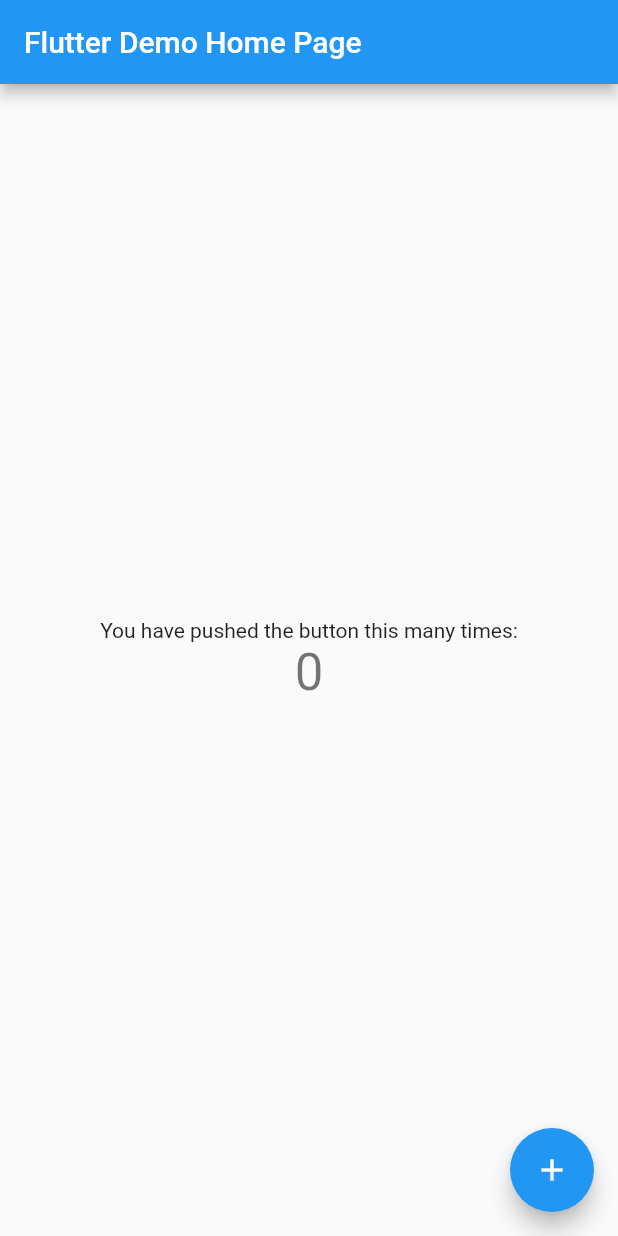
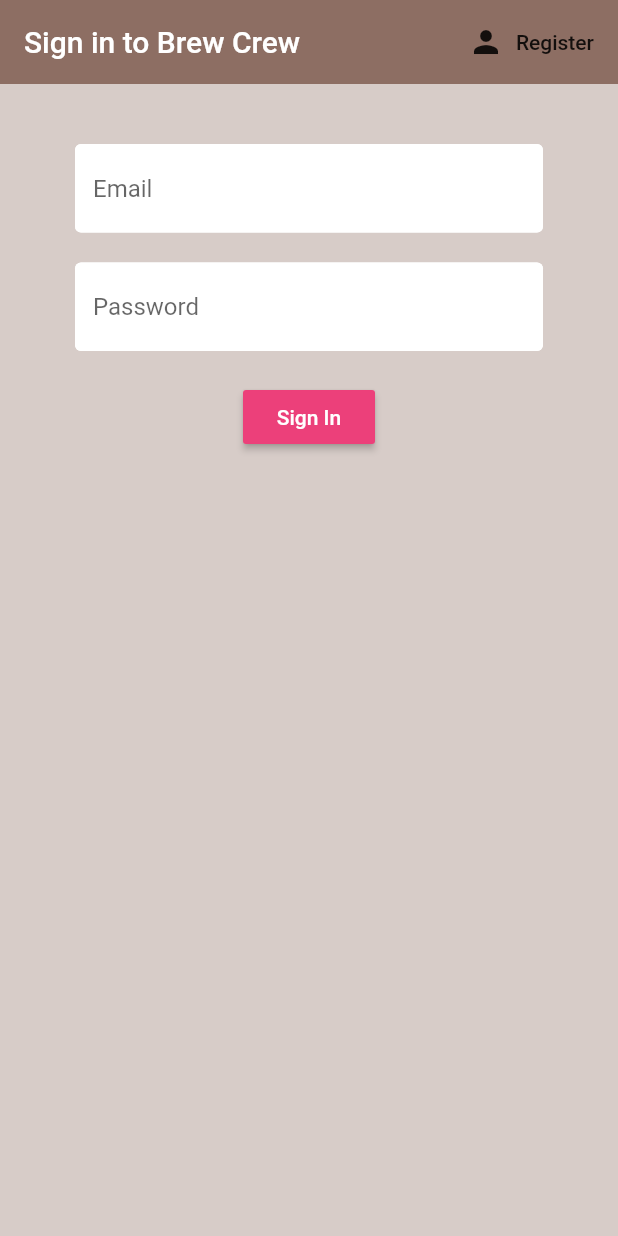
Before and after one commit to Jennelle186/CC105ACTIVITYTHE_NET_NINJA_TUTORIALS, a Flutter app: the screen it shows after launch, on a phone screen of 412 x 824 dp. Run offline on Flutter 3.47's test engine with Material 2 defaults, Android fonts, the phone set to English and light mode, and no system bars; our stand-ins replace cloud_firestore, firebase_auth, flutter_spinkit; accounts and stored records are empty.

Commit message:
the net ninja tutorials

```diff
--- /dev/null
+++ b/lib/home/brew_tile.dart
@@ -0,0 +1,25 @@
+import 'package:flutter/material.dart';
+import 'package:brew_crew/models/brew.dart';
+
+class BrewTile extends StatelessWidget {
+  final Brew brew;
+  BrewTile({this.brew});
+  @override
+  Widget build(BuildContext context) {
+    return Padding(
+      padding: EdgeInsets.only(top: 8.0),
+      child: Card(
+        margin: EdgeInsets.fromLTRB(20.0, 6.0, 20.0, 0.0),
+        child: ListTile(
+          leading: CircleAvatar(
+            radius: 25.0,
+            backgroundColor: Colors.brown[brew.strength],
+            backgroundImage: AssetImage('assets/coffee_icon.png'),
+          ),
+          title: Text(brew.name),
+          subtitle: Text('Takes ${brew.sugars} sugar(s)'),
+        ),
+      ),
+    );
+  }
+}
--- a/lib/main.dart
+++ b/lib/main.dart
@@ -1,4 +1,8 @@
+import 'package:brew_crew/screens/wrapper.dart';
+import 'package:brew_crew/services/auth.dart';
 import 'package:flutter/material.dart';
+import 'package:provider/provider.dart';
+import 'package:brew_crew/models/user.dart';
 
 void main() {
   runApp(MyApp());
@@ -8,110 +12,11 @@ class MyApp extends StatelessWidget {
   // This widget is the root of your application.
   @override
   Widget build(BuildContext context) {
-    return MaterialApp(
-      title: 'Flutter Demo',
-      theme: ThemeData(
-        // This is the theme of your application.
-        //
-        // Try running your application with "flutter run". You'll see the
-        // application has a blue toolbar. Then, without quitting the app, try
-        // changing the primarySwatch below to Colors.green and then invoke
-        // "hot reload" (press "r" in the console where you ran "flutter run",
-        // or simply save your changes to "hot reload" in a Flutter IDE).
-        // Notice that the counter didn't reset back to zero; the application
-        // is not restarted.
-        primarySwatch: Colors.blue,
-        // This makes the visual density adapt to the platform that you run
-        // the app on. For desktop platforms, the controls will be smaller and
-        // closer together (more dense) than on mobile platforms.
-        visualDensity: VisualDensity.adaptivePlatformDensity,
+    return StreamProvider<User>.value(
+      value: AuthService().user,
+      child: MaterialApp(
+        home: Wrapper(),
       ),
-      home: MyHomePage(title: 'Flutter Demo Home Page'),
     );
   }
 }
-
-class MyHomePage extends StatefulWidget {
-  MyHomePage({Key key, this.title}) : super(key: key);
-
-  // This widget is the home page of your application. It is stateful, meaning
-  // that it has a State object (defined below) that contains fields that affect
-  // how it looks.
-
-  // This class is the configuration for the state. It holds the values (in this
-  // case the title) provided by the parent (in this case the App widget) and
-  // used by the build method of the State. Fields in a Widget subclass are
-  // always marked "final".
-
-  final String title;
-
-  @override
-  _MyHomePageState createState() => _MyHomePageState();
-}
-
-class _MyHomePageState extends State<MyHomePage> {
-  int _counter = 0;
-
-  void _incrementCounter() {
-    setState(() {
-      // This call to setState tells the Flutter framework that something has
-      // changed in this State, which causes it to rerun the build method below
-      // so that the display can reflect the updated values. If we changed
-      // _counter without calling setState(), then the build method would not be
-      // called again, and so nothing would appear to happen.
-      _counter++;
-    });
-  }
-
-  @override
-  Widget build(BuildContext context) {
-    // This method is rerun every time setState is called, for instance as done
-    // by the _incrementCounter method above.
-    //
-    // The Flutter framework has been optimized to make rerunning build methods
-    // fast, so that you can just rebuild anything that needs updating rather
-    // than having to individually change instances of widgets.
-    return Scaffold(
-      appBar: AppBar(
-        // Here we take the value from the MyHomePage object that was created by
-        // the App.build method, and use it to set our appbar title.
-        title: Text(widget.title),
-      ),
-      body: Center(
-        // Center is a layout widget. It takes a single child and positions it
-        // in the middle of the parent.
-        child: Column(
-          // Column is also a layout widget. It takes a list of children and
-          // arranges them vertically. By default, it sizes itself to fit its
-          // children horizontally, and tries to be as tall as its parent.
-          //
-          // Invoke "debug painting" (press "p" in the console, choose the
-          // "Toggle Debug Paint" action from the Flutter Inspector in Android
-          // Studio, or the "Toggle Debug Paint" command in Visual Studio Code)
-          // to see the wireframe for each widget.
-          //
-          // Column has various properties to control how it sizes itself and
-          // how it positions its children. Here we use mainAxisAlignment to
-          // center the children vertically; the main axis here is the vertical
-          // axis because Columns are vertical (the cross axis would be
-          // horizontal).
-          mainAxisAlignment: MainAxisAlignment.center,
-          children: <Widget>[
-            Text(
-              'You have pushed the button this many times:',
-            ),
-            Text(
-              '$_counter',
-              style: Theme.of(context).textTheme.headline4,
-            ),
-          ],
-        ),
-      ),
-      floatingActionButton: FloatingActionButton(
-        onPressed: _incrementCounter,
-        tooltip: 'Increment',
-        child: Icon(Icons.add),
-      ), // This trailing comma makes auto-formatting nicer for build methods.
-    );
-  }
-}
--- /dev/null
+++ b/lib/models/brew.dart
@@ -0,0 +1,7 @@
+class Brew {
+  final String name;
+  final String sugars;
+  final int strength;
+
+  Brew({this.name, this.sugars, this.strength});
+}
--- /dev/null
+++ b/lib/models/user.dart
@@ -0,0 +1,14 @@
+class User {
+  final String uid;
+
+  User({this.uid});
+}
+
+class UserData {
+  final String uid;
+  final String name;
+  final String sugars;
+  final int strength;
+
+  UserData({this.uid, this.sugars, this.strength, this.name});
+}
--- /dev/null
+++ b/lib/screens/authenticate.dart
@@ -0,0 +1,25 @@
+import 'package:brew_crew/screens/register.dart';
+import 'package:brew_crew/screens/sign_in.dart';
+import 'package:flutter/material.dart';
+
+class Authenticate extends StatefulWidget {
+  @override
+  _AuthenticateState createState() => _AuthenticateState();
+}
+
+class _AuthenticateState extends State<Authenticate> {
+  bool showSignIn = true;
+  void toggleView() {
+    //print(showSignIn.toString());
+    setState(() => showSignIn = !showSignIn);
+  }
+
+  @override
+  Widget build(BuildContext context) {
+    if (showSignIn) {
+      return SignIn(toggleView: toggleView);
+    } else {
+      return Register(toggleView: toggleView);
+    }
+  }
+}
--- /dev/null
+++ b/lib/screens/sign_in.dart
@@ -0,0 +1,102 @@
+import 'package:brew_crew/services/auth.dart';
+import 'package:brew_crew/shared/loading.dart';
+import 'package:flutter/material.dart';
+import 'package:brew_crew/shared/constants.dart';
+
+class SignIn extends StatefulWidget {
+  final Function toggleView;
+  SignIn({this.toggleView});
+
+  @override
+  _SignInState createState() => _SignInState();
+}
+
+class _SignInState extends State<SignIn> {
+  final AuthService _auth = AuthService();
+  final _formKey = GlobalKey<FormState>();
+  bool loading = false;
+
+  String error = '';
+
+  // text field state
+  String email = '';
+  String password = '';
+
+  @override
+  Widget build(BuildContext context) {
+    return loading
+        ? Loading()
+        : Scaffold(
+            backgroundColor: Colors.brown[100],
+            appBar: AppBar(
+              backgroundColor: Colors.brown[400],
+              elevation: 0.0,
+              title: Text('Sign in to Brew Crew'),
+              actions: <Widget>[
+                FlatButton.icon(
+                  icon: Icon(Icons.person),
+                  label: Text('Register'),
+                  onPressed: () => widget.toggleView(),
+                ),
+              ],
+            ),
+            body: Container(
+              padding: EdgeInsets.symmetric(vertical: 20.0, horizontal: 50.0),
+              child: Form(
+                key: _formKey,
+                child: Column(
+                  children: <Widget>[
+                    SizedBox(height: 20.0),
+                    TextFormField(
+                      decoration:
+                          textInputDecoration.copyWith(hintText: 'Email'),
+                      validator: (val) => val.isEmpty ? 'Enter an email' : null,
+                      onChanged: (val) {
+                        setState(() => email = val);
+                      },
+                    ),
+                    SizedBox(height: 20.0),
+                    TextFormField(
+                      decoration:
+                          textInputDecoration.copyWith(hintText: 'Password'),
+                      obscureText: true,
+                      validator: (val) => val.length < 6
+                          ? 'Enter a password 6+ chars long'
+                          : null,
+                      onChanged: (val) {
+                        setState(() => password = val);
+                      },
+                    ),
+                    SizedBox(height: 20.0),
+                    RaisedButton(
+                        color: Colors.pink[400],
+                        child: Text(
+                          'Sign In',
+                          style: TextStyle(color: Colors.white),
+                        ),
+                        onPressed: () async {
+                          if (_formKey.currentState.validate()) {
+                            setState(() => loading = true);
+                            dynamic result = await _auth
+                                .signInWithEmailAndPassword(email, password);
+                            if (result == null) {
+                              setState(() {
+                                error =
+                                    'Could not sign in with those credentials';
+                                loading = false;
+                              });
+                            }
+                          }
+                        }),
+                    SizedBox(height: 12.0),
+                    Text(
+                      error,
+                      style: TextStyle(color: Colors.red, fontSize: 14.0),
+                    ),
+                  ],
+                ),
+              ),
+            ),
+          );
+  }
+}
--- /dev/null
+++ b/lib/screens/wrapper.dart
@@ -0,0 +1,19 @@
+import 'package:brew_crew/home/home.dart';
+import 'package:brew_crew/screens/authenticate.dart';
+import 'package:flutter/material.dart';
+import 'package:provider/provider.dart';
+import 'package:brew_crew/models/user.dart';
+
+class Wrapper extends StatelessWidget {
+  @override
+  Widget build(BuildContext context) {
+    final user = Provider.of<User>(context);
+    print(user);
+    //return either home or authenticate widget
+    if (user == null) {
+      return Authenticate();
+    } else {
+      return Home();
+    }
+  }
+}
--- /dev/null
+++ b/lib/services/database.dart
@@ -0,0 +1,50 @@
+import 'package:brew_crew/models/user.dart';
+import 'package:cloud_firestore/cloud_firestore.dart';
+import 'package:brew_crew/models/brew.dart';
+
+class DatabaseService {
+  final String uid;
+  DatabaseService({this.uid});
+
+  // collection reference
+  final CollectionReference brewCollection =
+      Firestore.instance.collection('brews');
+
+  Future<void> updateUserData(String sugars, String name, int strength) async {
+    return await brewCollection.document(uid).setData({
+      'sugars': sugars,
+      'name': name,
+      'strength': strength,
+    });
+  }
+
+  //brew list from snapshot
+  List<Brew> _brewListFromSnapshot(QuerySnapshot snapshot) {
+    return snapshot.documents.map((doc) {
+      return Brew(
+          name: doc.data['name'] ?? '',
+          strength: doc.data['strength'] ?? 0,
+          sugars: doc.data['sugars'] ?? '');
+    }).toList();
+  }
+
+  // user data from snapshot
+  UserData _userDataFromSnapshot(DocumentSnapshot snapshot) {
+    return UserData(
+      uid: uid,
+      name: snapshot.data['name'],
+      sugars: snapshot.data['sugars'],
+      strength: snapshot.data['strength'],
+    );
+  }
+
+  //get brews stream
+  Stream<List<Brew>> get brews {
+    return brewCollection.snapshots().map(_brewListFromSnapshot);
+  }
+
+  //get user doc stream
+  Stream<UserData> get userData {
+    return brewCollection.document(uid).snapshots().map(_userDataFromSnapshot);
+  }
+}
--- /dev/null
+++ b/lib/shared/constants.dart
@@ -0,0 +1,12 @@
+import 'package:flutter/material.dart';
+
+const textInputDecoration = InputDecoration(
+  fillColor: Colors.white,
+  filled: true,
+  enabledBorder: OutlineInputBorder(
+    borderSide: BorderSide(color: Colors.white, width: 2.0),
+  ),
+  focusedBorder: OutlineInputBorder(
+    borderSide: BorderSide(color: Colors.pink, width: 2.0),
+  ),
+);
```
Also changed, not shown: lib/home/brew_list.dart (added, +23 -0 lines), lib/home/home.dart (added, +59 -0 lines), lib/home/settings_form.dart (added, +97 -0 lines), lib/screens/register.dart (added, +101 -0 lines), lib/services/auth.dart (added, +70 -0 lines), lib/shared/loading.dart (added, +17 -0 lines), pubspec.yaml (+5 -3 lines), assets/coffee_bg.png (added), assets/coffee_icon.png (added), pubspec.lock.
